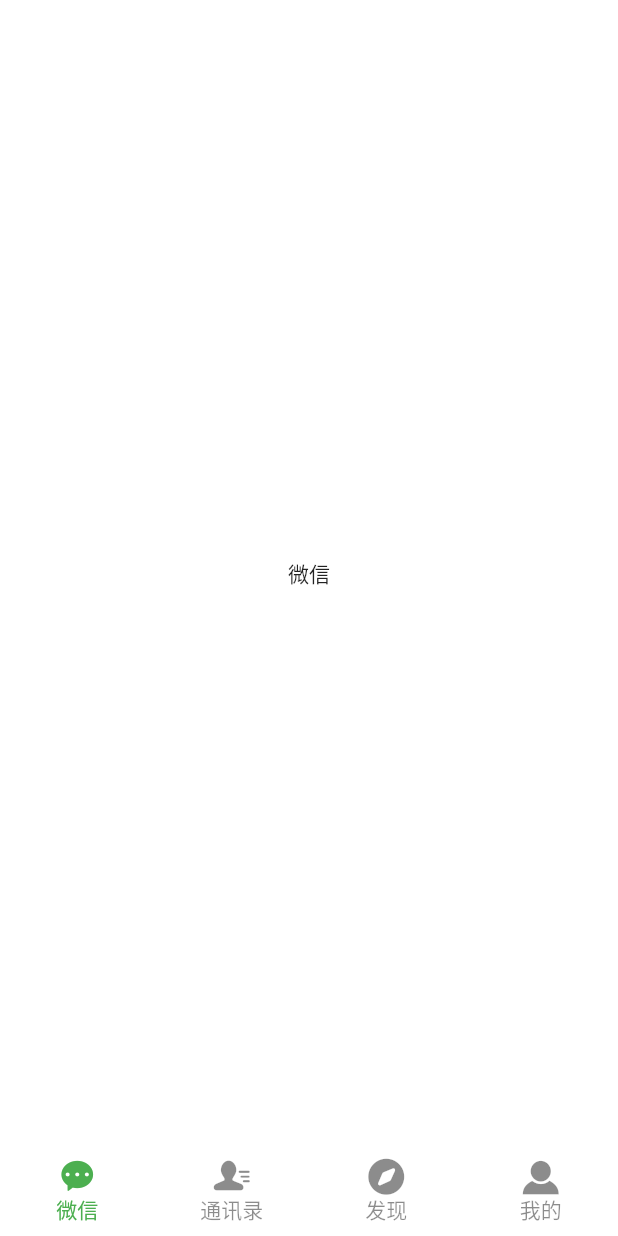
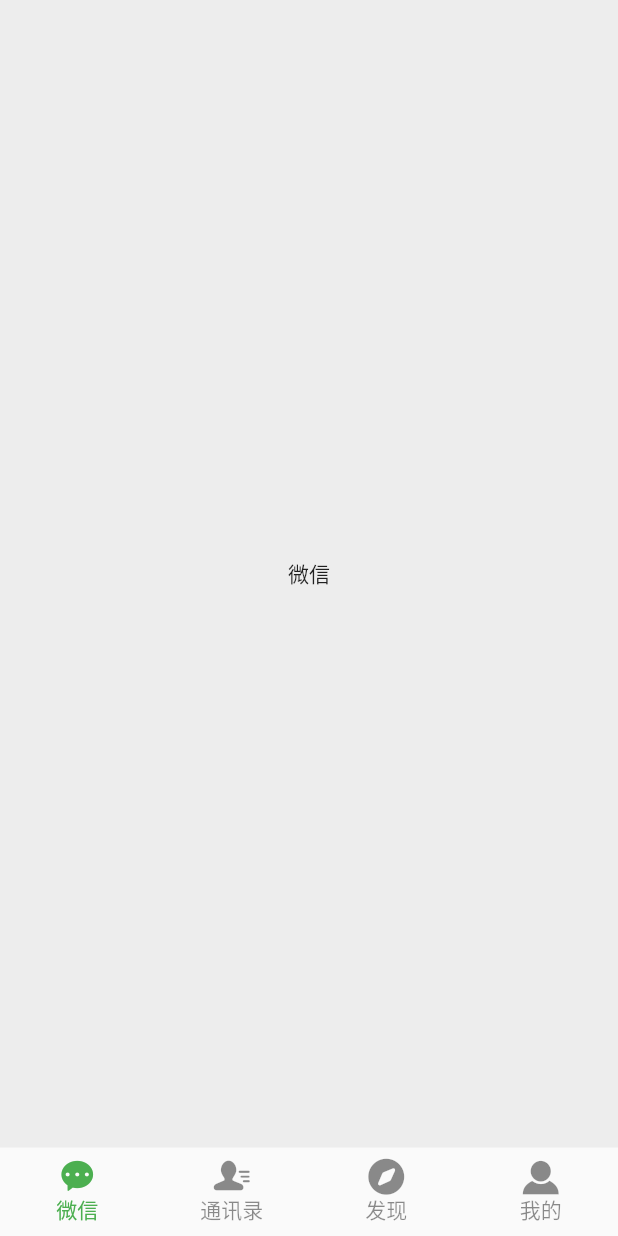
Before and after one commit to BadKid90s/pseudo_we_chat, a Flutter app: the screen it shows after launch, on a phone screen of 412 x 824 dp. Run offline on Flutter 3.47's test engine with Material 2 defaults, Android fonts, the phone set to English and light mode, and no system bars.

Commit message:
feature(color): 设置App的颜色风格-设置新的配色

```diff
--- a/lib/constant/style.dart
+++ b/lib/constant/style.dart
@@ -4,7 +4,7 @@
 class Style {
 
   ///脚手架组件背景颜色
-  static const Color scaffoldBackgroundColor = Colors.white70;
+  static const Color scaffoldBackgroundColor = Color.fromRGBO(237,237,237,5);
 
   ///AppBar背景颜色
   static const Color appBarBackgroundColor = Colors.white70;
@@ -18,6 +18,6 @@
   static const Color navBarUnSelectedItemColor = Colors.black45;
 
   ///内容背景颜色
-  static const Color contentBackgroundColor = Colors.white70;
+  static const Color contentBackgroundColor = Colors.white;
 
 }
```
